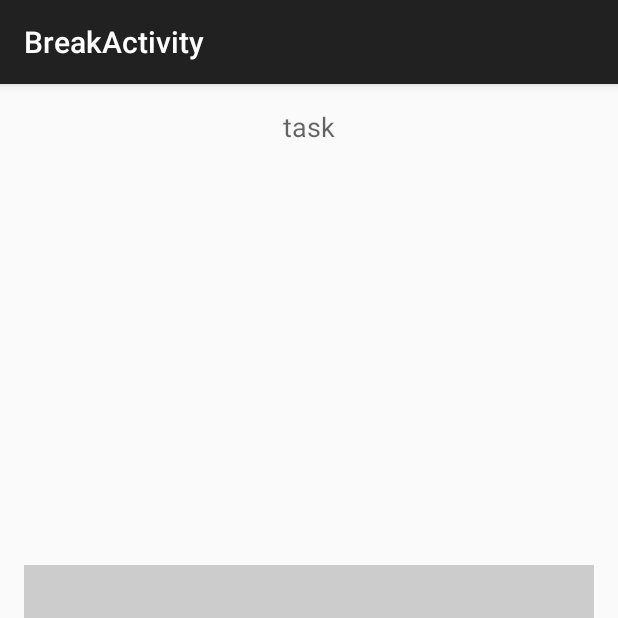
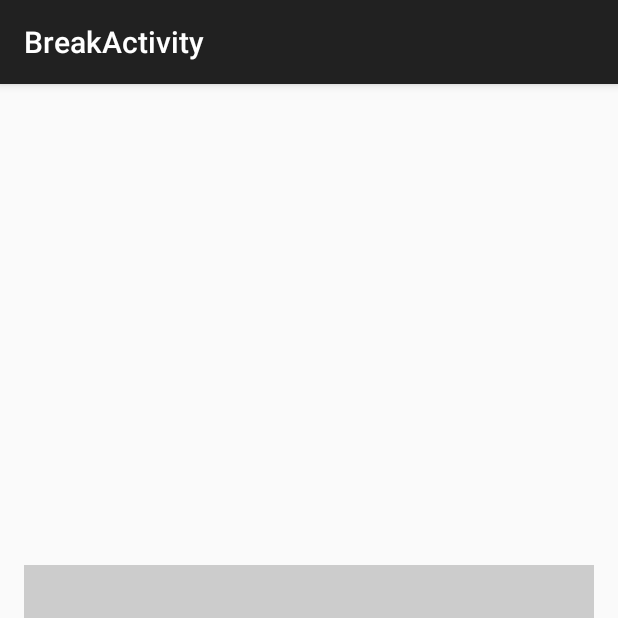
Before and after one commit to ajdt/marinara, an Android app: the BreakActivity screen opened directly, with no data from a screen before it, on a phone screen of 412 x 824 dp, the top half of it. Run offline under Robolectric (Android 15) with nearby library versions, the phone set to English and light mode, and no system bars.

Commit message:
removed hardcoded textview string in timer activity layout

```diff
--- a/app/src/main/res/layout/activity_timer.xml
+++ b/app/src/main/res/layout/activity_timer.xml
@@ -13,7 +13,6 @@
         android:layout_centerHorizontal="true"
 
         android:textAppearance="?android:attr/textAppearanceMedium"
-        android:text="task"
         />
 
     <ImageView
```
